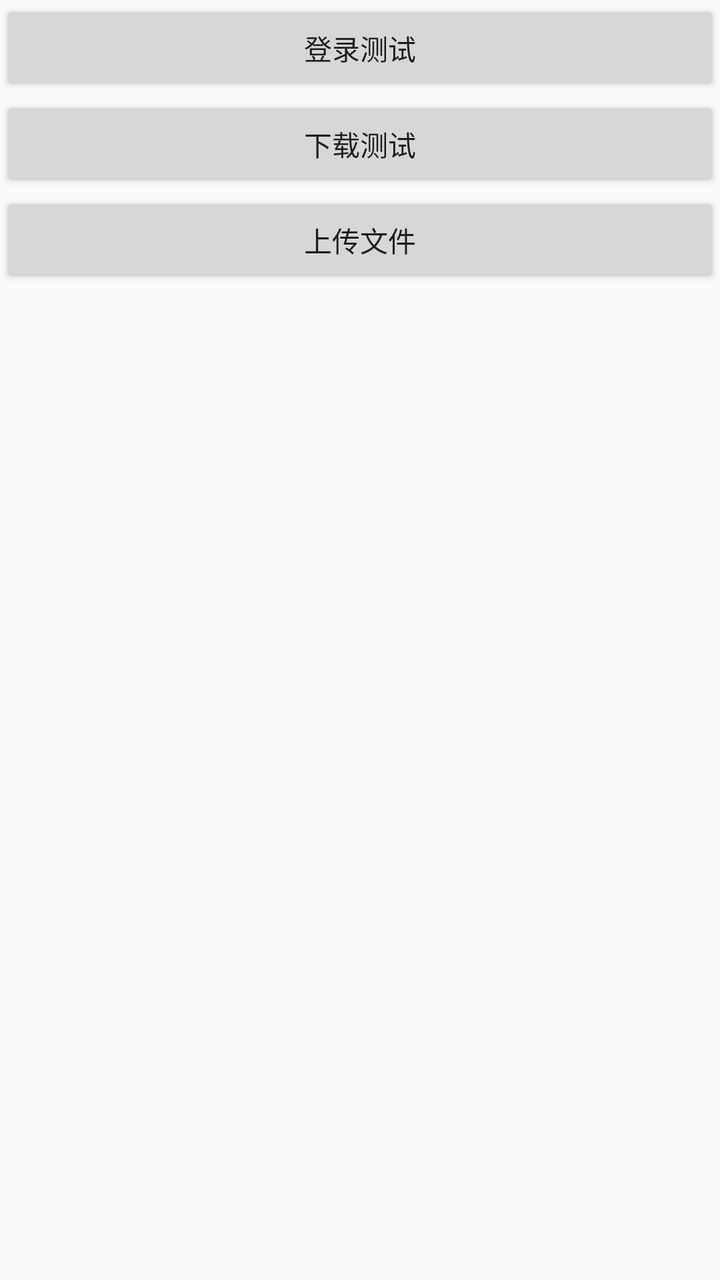
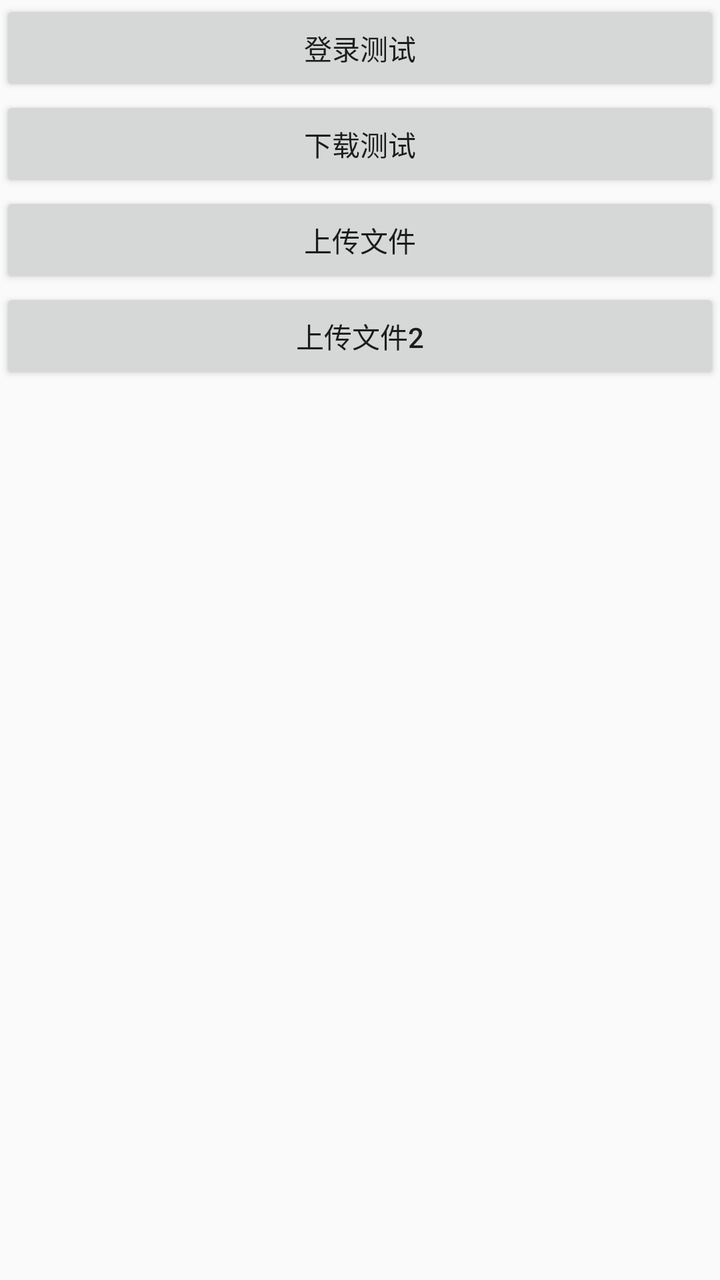

An Android layout rendered at two revisions. The XML below is the earlier revision; the diff shows what the commit changed to produce the second picture.
<!-- AndroidManifest.xml: application theme AppTheme -->
<!-- res/layout/activity_test.xml -->
<?xml version="1.0" encoding="utf-8"?>
<ScrollView
    xmlns:android="http://schemas.android.com/apk/res/android"

    android:layout_width="match_parent"
    android:layout_height="match_parent"
    >

    <LinearLayout
        android:layout_width="match_parent"
        android:layout_height="match_parent"
        android:orientation="vertical"

        >

        <Button
            android:id="@+id/login_btn"
            android:layout_width="match_parent"
            android:layout_height="wrap_content"
            android:text="登录测试"/>


        <Button
            android:id="@+id/download_btn"
            android:layout_width="match_parent"
            android:layout_height="wrap_content"
            android:text="下载测试"/>
        <Button
            android:id="@+id/up_btn"
            android:layout_width="match_parent"
            android:layout_height="wrap_content"
            android:text="上传文件"/>

    </LinearLayout>
</ScrollView>
<!-- resources referenced by this layout -->
<resources>
  <style name="AppTheme" parent="Theme.AppCompat.Light.DarkActionBar">
          
          <item name="colorPrimary">@color/colorPrimary</item>
          <item name="colorPrimaryDark">@color/colorPrimaryDark</item>
          <item name="colorAccent">@color/colorAccent</item>
      </style>
  <color name="colorPrimary">#3F51B5</color>
  <color name="colorPrimaryDark">#303F9F</color>
  <color name="colorAccent">#FF4081</color>
</resources>

<!-- the commit's change to res/layout/activity_test.xml (unified diff, before → after) -->
@@ -1,10 +1,8 @@
 <?xml version="1.0" encoding="utf-8"?>
-<ScrollView
-    xmlns:android="http://schemas.android.com/apk/res/android"
+<ScrollView xmlns:android="http://schemas.android.com/apk/res/android"
 
     android:layout_width="match_parent"
-    android:layout_height="match_parent"
-    >
+    android:layout_height="match_parent">
 
     <LinearLayout
         android:layout_width="match_parent"
@@ -17,19 +15,32 @@
             android:id="@+id/login_btn"
             android:layout_width="match_parent"
             android:layout_height="wrap_content"
-            android:text="登录测试"/>
+            android:text="登录测试" />
 
 
         <Button
             android:id="@+id/download_btn"
             android:layout_width="match_parent"
             android:layout_height="wrap_content"
-            android:text="下载测试"/>
+            android:text="下载测试" />
+
         <Button
             android:id="@+id/up_btn"
             android:layout_width="match_parent"
             android:layout_height="wrap_content"
-            android:text="上传文件"/>
+            android:text="上传文件" />
 
+        <Button
+            android:id="@+id/up_btn_2"
+            android:layout_width="match_parent"
+            android:layout_height="wrap_content"
+            android:text="上传文件2" />
+
+        <TextView
+            android:id="@+id/tv_num"
+            android:layout_width="match_parent"
+            android:layout_height="wrap_content"
+            android:textColor="#333"
+            android:textSize="15dp" />
     </LinearLayout>
 </ScrollView>
